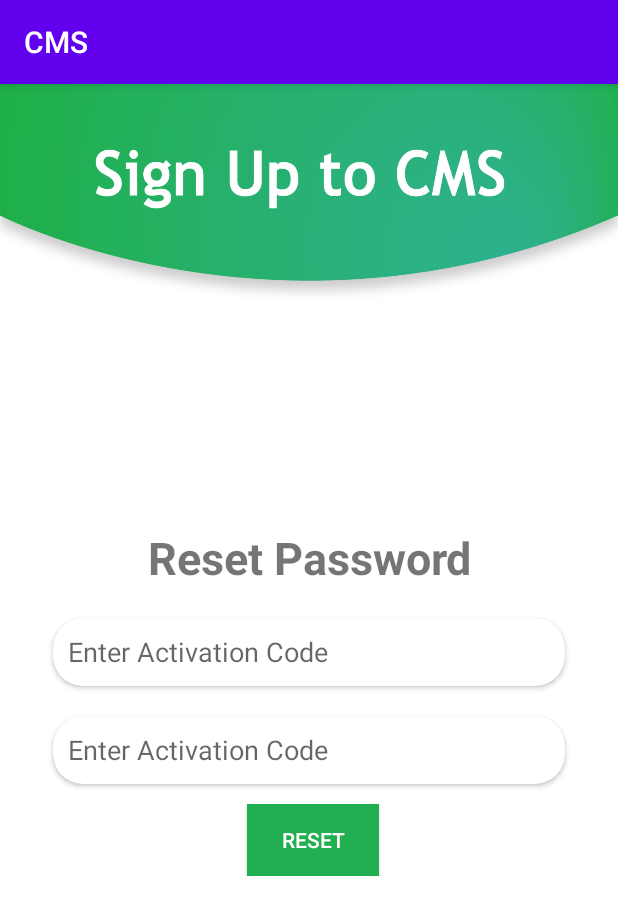
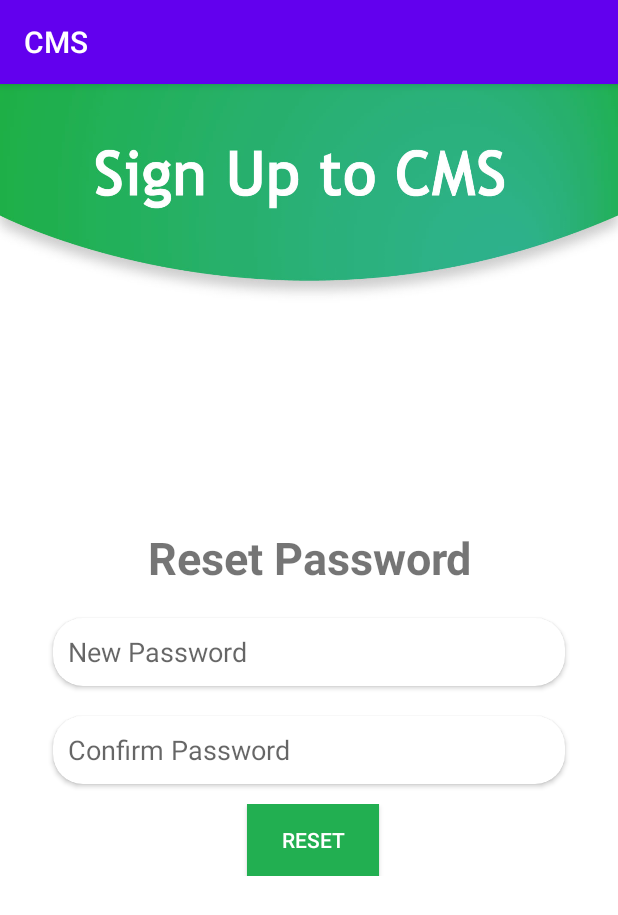
Before and after one commit to bk703/CMS, an Android app: the ResetPassword screen opened directly, with no data from a screen before it, on a phone screen of 412 x 824 dp. Shown: the top 915 px of the screen. Run offline under Robolectric (Android 15) with nearby library versions, the phone set to English and light mode, and no system bars.

```diff
--- a/app/src/main/res/layout/activity_reset_password.xml
+++ b/app/src/main/res/layout/activity_reset_password.xml
@@ -42,7 +42,7 @@ tools:context=".ResetPassword">
                 android:layout_width="match_parent"
                 android:layout_height="wrap_content"
                 android:backgroundTint="#FFF"
-                android:hint="Enter Activation Code"
+                android:hint="New Password"
                 android:paddingStart="10dp">
 
             </EditText>
@@ -62,7 +62,7 @@ tools:context=".ResetPassword">
                 android:layout_width="match_parent"
                 android:layout_height="wrap_content"
                 android:backgroundTint="#FFF"
-                android:hint="Enter Activation Code"
+                android:hint="Confirm Password"
                 android:paddingStart="10dp">
 
             </EditText>
```
